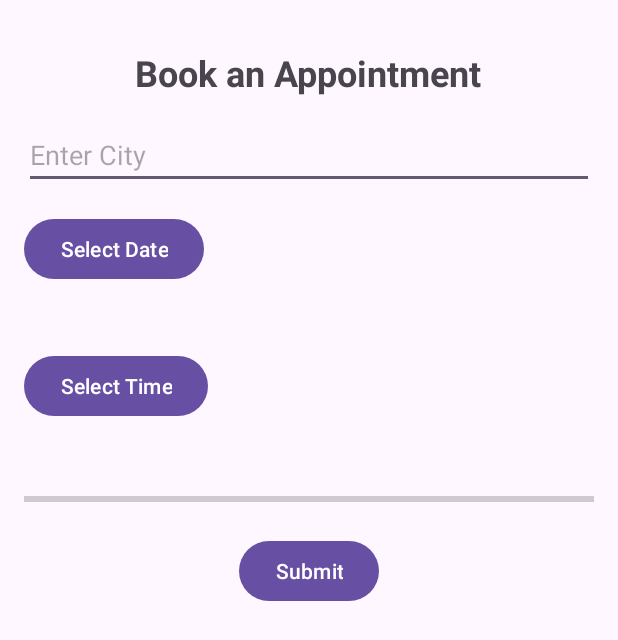
After one commit to johntheajs/residence_app, an Android app: the AppointmentActivity screen opened directly, with no data from a screen before it, on a phone screen of 412 x 824 dp. The commit adds this screen. Shown: the top 640 px of the screen. Run offline under Robolectric (Android 15) with nearby library versions, the phone set to English and light mode, and no system bars.

Commit message:
notification-pickers

```diff
--- /dev/null
+++ b/app/src/main/java/com/example/myapplication/AppointmentActivity.java
@@ -0,0 +1,143 @@
+package com.example.myapplication;
+
+import android.app.DatePickerDialog;
+import android.app.TimePickerDialog;
+import android.os.Bundle;
+import android.view.View;
+import android.widget.Button;
+import android.widget.DatePicker;
+import android.widget.EditText;
+import android.widget.ProgressBar;
+import android.widget.TextView;
+import android.widget.TimePicker;
+import android.widget.Toast;
+
+import androidx.appcompat.app.AppCompatActivity;
+
+import java.text.SimpleDateFormat;
+import java.util.Calendar;
+import java.util.Locale;
+
+public class AppointmentActivity extends AppCompatActivity {
+
+    ProgressBar progressBar;
+    EditText editTextCity;
+    Button buttonDatePicker;
+    Button buttonTimePicker;
+    Button buttonSubmit;
+    TextView textDate;
+    TextView textTime;
+
+    DatePickerDialog datePickerDialog;
+    TimePickerDialog timePickerDialog;
+
+    @Override
+    protected void onCreate(Bundle savedInstanceState) {
+        super.onCreate(savedInstanceState);
+        setContentView(R.layout.activity_appointment);
+
+        progressBar = findViewById(R.id.progressBar);
+        editTextCity = findViewById(R.id.editTextCity);
+        buttonDatePicker = findViewById(R.id.buttonDatePicker);
+        buttonTimePicker = findViewById(R.id.buttonTimePicker);
+        buttonSubmit = findViewById(R.id.buttonSubmit);
+        textDate = findViewById(R.id.textDate);
+        textTime = findViewById(R.id.textTime);
+
+        progressBar.setProgress(0);
+
+        buttonSubmit.setOnClickListener(new View.OnClickListener() {
+            @Override
+            public void onClick(View v) {
+                if (isFormFilled()) {
+                    Toast.makeText(AppointmentActivity.this, "Appointment booked", Toast.LENGTH_SHORT).show();
+                } else {
+                    Toast.makeText(AppointmentActivity.this, "Please fill the form completely", Toast.LENGTH_SHORT).show();
+                }
+            }
+        });
+
+        buttonDatePicker.setOnClickListener(new View.OnClickListener() {
+            @Override
+            public void onClick(View v) {
+                showDatePickerDialog();
+            }
+        });
+
+        buttonTimePicker.setOnClickListener(new View.OnClickListener() {
+            @Override
+            public void onClick(View v) {
+                showTimePickerDialog();
+            }
+        });
+
+        editTextCity.setOnFocusChangeListener(new View.OnFocusChangeListener() {
+            @Override
+            public void onFocusChange(View v, boolean hasFocus) {
+                if (!hasFocus) {
+                    updateProgressBar();
+                }
+            }
+        });
+    }
+
+    private boolean isFormFilled() {
+        return !editTextCity.getText().toString().trim().isEmpty() &&
+                !textDate.getText().toString().isEmpty() &&
+                !textTime.getText().toString().isEmpty();
+    }
+
+    private void showDatePickerDialog() {
+        final Calendar calendar = Calendar.getInstance();
+        int year = calendar.get(Calendar.YEAR);
+        int month = calendar.get(Calendar.MONTH);
+        int day = calendar.get(Calendar.DAY_OF_MONTH);
+
+        datePickerDialog = new DatePickerDialog(AppointmentActivity.this,
+                new DatePickerDialog.OnDateSetListener() {
+                    @Override
+                    public void onDateSet(DatePicker view, int year, int monthOfYear, int dayOfMonth) {
+                        calendar.set(Calendar.YEAR, year);
+                        calendar.set(Calendar.MONTH, monthOfYear);
+                        calendar.set(Calendar.DAY_OF_MONTH, dayOfMonth);
+                        SimpleDateFormat sdf = new SimpleDateFormat("yyyy-MM-dd", Locale.US);
+                        textDate.setText(sdf.format(calendar.getTime()));
+                        updateProgressBar();
+                    }
+                }, year, month, day);
+        datePickerDialog.show();
+    }
+
+    private void showTimePickerDialog() {
+        final Calendar calendar = Calendar.getInstance();
+        int hour = calendar.get(Calendar.HOUR_OF_DAY);
+        int minute = calendar.get(Calendar.MINUTE);
+
+        timePickerDialog = new TimePickerDialog(AppointmentActivity.this,
+                new TimePickerDialog.OnTimeSetListener() {
+                    @Override
+                    public void onTimeSet(TimePicker view, int hourOfDay, int minute) {
+                        calendar.set(Calendar.HOUR_OF_DAY, hourOfDay);
+                        calendar.set(Calendar.MINUTE, minute);
+                        SimpleDateFormat sdf = new SimpleDateFormat("HH:mm", Locale.US);
+                        textTime.setText(sdf.format(calendar.getTime()));
+                        updateProgressBar();
+                    }
+                }, hour, minute, true);
+        timePickerDialog.show();
+    }
+
+    private void updateProgressBar() {
+        int progress = 0;
+        if (!editTextCity.getText().toString().trim().isEmpty()) {
+            progress += 25;
+        }
+        if (!textDate.getText().toString().isEmpty()) {
+            progress += 25;
+        }
+        if (!textTime.getText().toString().isEmpty()) {
+            progress += 50;
+        }
+        progressBar.setProgress(progress);
+    }
+}
--- a/app/src/main/java/com/example/myapplication/SecondActivity.java
+++ b/app/src/main/java/com/example/myapplication/SecondActivity.java
@@ -42,6 +42,11 @@ public class SecondActivity extends AppCompatActivity {
         });
     }
 
+    public void onBookAppointmentButtonClick(View view) {
+        Intent intent = new Intent(this, AppointmentActivity.class);
+        startActivity(intent);
+    }
+
     public boolean onCreateOptionsMenu(Menu menu) {
         getMenuInflater().inflate(R.menu.main_menu, menu);
         return true;
--- /dev/null
+++ b/app/src/main/res/layout/activity_appointment.xml
@@ -0,0 +1,76 @@
+<?xml version="1.0" encoding="utf-8"?>
+<RelativeLayout xmlns:android="http://schemas.android.com/apk/res/android"
+    android:layout_width="match_parent"
+    android:layout_height="match_parent"
+    android:padding="16dp">
+
+    <TextView
+        android:id="@+id/textTitle"
+        android:layout_width="wrap_content"
+        android:layout_height="wrap_content"
+        android:text="Book an Appointment"
+        android:textSize="24sp"
+        android:textStyle="bold"
+        android:layout_centerHorizontal="true"
+        android:layout_marginTop="16dp" />
+
+    <EditText
+        android:id="@+id/editTextCity"
+        android:layout_width="match_parent"
+        android:layout_height="wrap_content"
+        android:hint="Enter City"
+        android:layout_below="@id/textTitle"
+        android:layout_marginTop="16dp" />
+
+    <Button
+        android:id="@+id/buttonDatePicker"
+        android:layout_width="wrap_content"
+        android:layout_height="wrap_content"
+        android:layout_below="@id/editTextCity"
+        android:text="Select Date"
+        android:layout_marginTop="16dp" />
+
+    <TextView
+        android:id="@+id/textDate"
+        android:layout_width="wrap_content"
+        android:layout_height="wrap_content"
+        android:text=""
+        android:layout_below="@id/buttonDatePicker"
+        android:layout_marginTop="8dp" />
+
+    <Button
+        android:id="@+id/buttonTimePicker"
+        android:layout_width="wrap_content"
+        android:layout_height="wrap_content"
+        android:layout_below="@id/textDate"
+        android:text="Select Time"
+        android:layout_marginTop="16dp" />
+
+    <TextView
+        android:id="@+id/textTime"
+        android:layout_width="wrap_content"
+        android:layout_height="wrap_content"
+        android:text=""
+        android:layout_below="@id/buttonTimePicker"
+        android:layout_marginTop="8dp" />
+
+    <ProgressBar
+        android:id="@+id/progressBar"
+        style="?android:attr/progressBarStyleHorizontal"
+        android:layout_width="match_parent"
+        android:layout_height="wrap_content"
+        android:layout_below="@id/textTime"
+        android:layout_marginTop="16dp"
+        android:max="100"
+        android:progress="0" />
+
+    <Button
+        android:id="@+id/buttonSubmit"
+        android:layout_width="wrap_content"
+        android:layout_height="wrap_content"
+        android:layout_below="@id/progressBar"
+        android:layout_centerHorizontal="true"
+        android:text="Submit"
+        android:layout_marginTop="16dp" />
+
+</RelativeLayout>
```
Also changed, not shown: app/src/main/AndroidManifest.xml (+17 -1 lines), app/src/main/java/com/example/myapplication/MainActivity.java (+69 -1 lines), app/src/main/java/com/example/myapplication/NotificationDismissReceiver.java (added, +19 -0 lines), app/src/main/res/layout/activity_main.xml (+11 -1 lines), app/src/main/res/layout/activity_second.xml (+18 -9 lines), app/src/main/res/drawable/ic_location.png (added).
